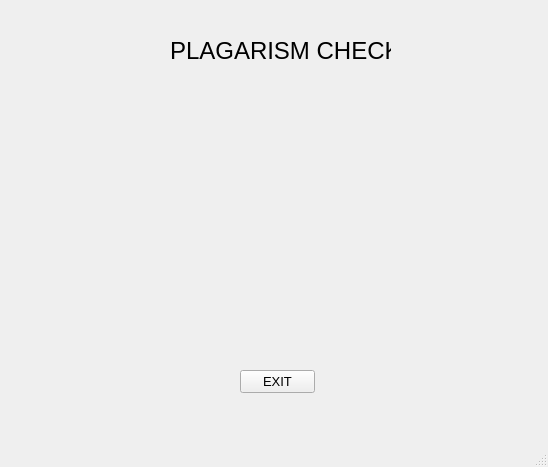
rishav-karanjit/Essay-Grader, file UI/Essay_report.ui: the form before one commit.
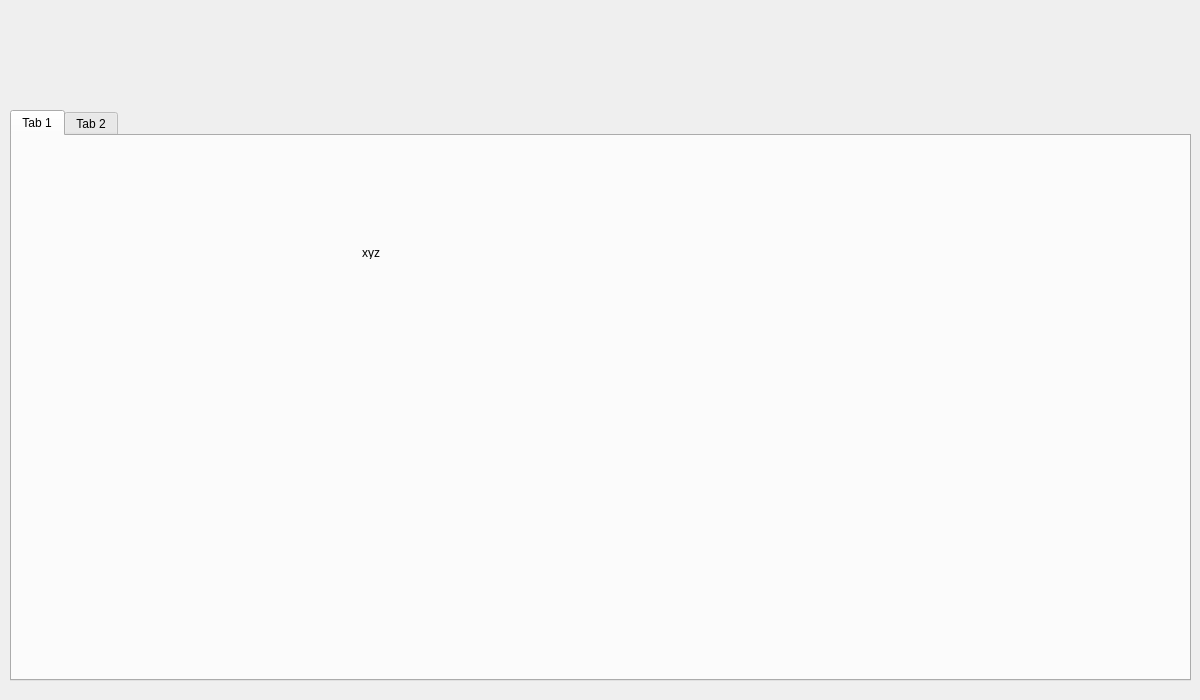
The form after the commit. The open tabs and pages were chosen to show the change.

Patch:
```diff
--- a/UI/Essay_report.ui
+++ b/UI/Essay_report.ui
@@ -6,62 +6,64 @@
    <rect>
     <x>0</x>
     <y>0</y>
-    <width>548</width>
-    <height>467</height>
+    <width>1200</width>
+    <height>700</height>
    </rect>
   </property>
   <property name="windowTitle">
    <string>MainWindow</string>
   </property>
   <widget class="QWidget" name="centralwidget">
+   <widget class="QTabWidget" name="tabWidget">
+    <property name="geometry">
+     <rect>
+      <x>10</x>
+      <y>110</y>
+      <width>1181</width>
+      <height>571</height>
+     </rect>
+    </property>
+    <property name="currentIndex">
+     <number>1</number>
+    </property>
+    <widget class="QWidget" name="tab">
+     <attribute name="title">
+      <string>Tab 1</string>
+     </attribute>
    <widget class="QLabel" name="label">
     <property name="geometry">
      <rect>
-      <x>170</x>
-      <y>10</y>
-      <width>221</width>
-      <height>81</height>
-     </rect>
-    </property>
-    <property name="font">
-     <font>
-      <pointsize>18</pointsize>
-     </font>
-    </property>
+        <x>350</x>
+        <y>110</y>
+        <width>47</width>
+        <height>13</height>
+       </rect>
+      </property>
     <property name="text">
-     <string>PLAGARISM CHECK</string>
-    </property>
-   </widget>
-   <widget class="QPushButton" name="pushButton">
+       <string>xyz</string>
+      </property>
+     </widget>
+    </widget>
+    <widget class="QWidget" name="tab_2">
+     <attribute name="title">
+      <string>Tab 2</string>
+     </attribute>
+     <widget class="QLabel" name="label_2">
     <property name="geometry">
      <rect>
-      <x>240</x>
-      <y>370</y>
-      <width>75</width>
-      <height>23</height>
-     </rect>
-    </property>
-    <property name="font">
-     <font>
-      <pointsize>10</pointsize>
-     </font>
-    </property>
+        <x>140</x>
+        <y>110</y>
+        <width>47</width>
+        <height>13</height>
+       </rect>
+      </property>
     <property name="text">
-     <string>EXIT</string>
+       <string>XYZ</string>
     </property>
    </widget>
   </widget>
-  <widget class="QMenuBar" name="menubar">
-   <property name="geometry">
-    <rect>
-     <x>0</x>
-     <y>0</y>
-     <width>548</width>
-     <height>20</height>
-    </rect>
-   </property>
-  </widget>
-  <widget class="QStatusBar" name="statusbar"/>
+   </widget>
+  </widget>
  </widget>
  <resources/>
  <connections/>
```
Lines whose indentation alone changed are shown as unchanged.
